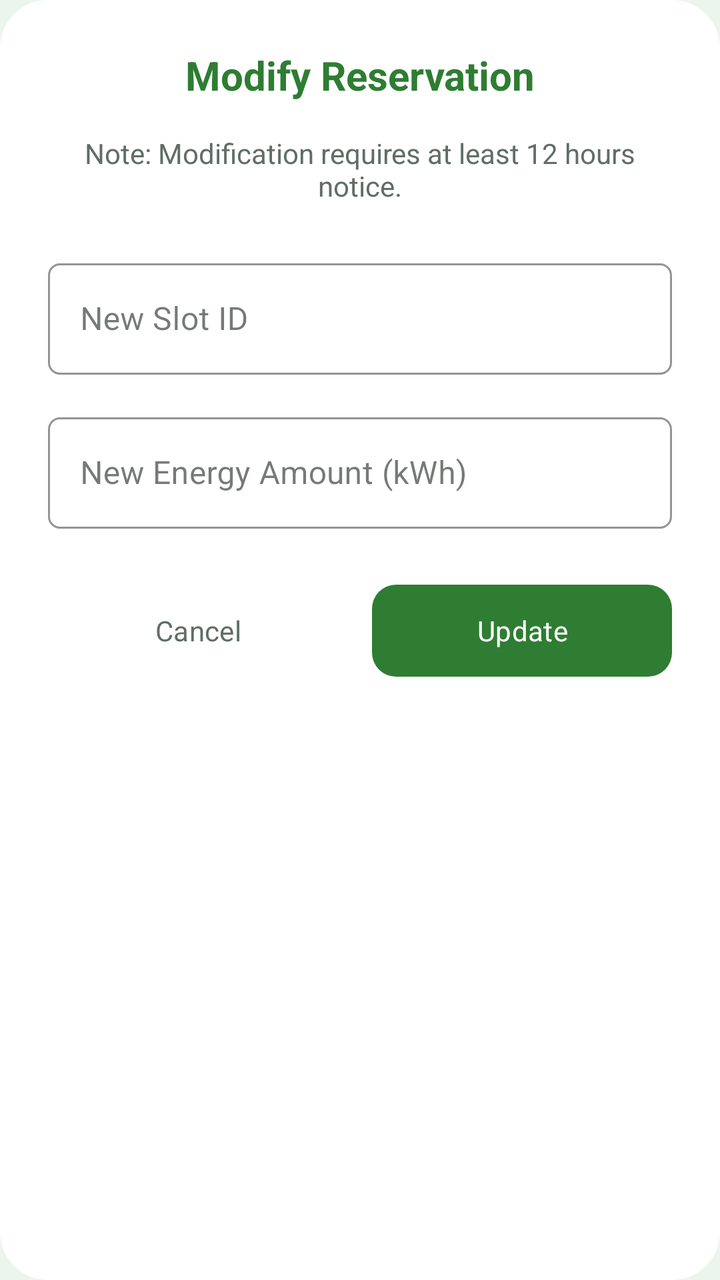
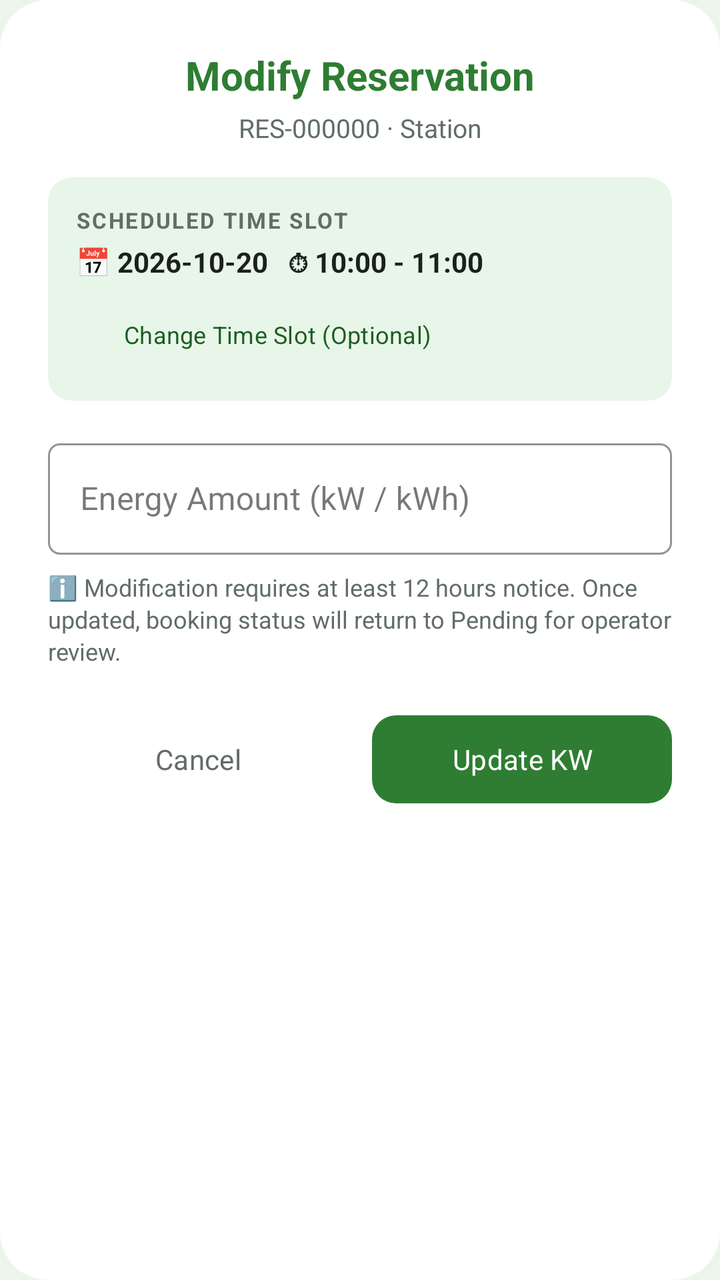

Compare the two renders of this Android layout. The source of the first and the diff that turns it into the second are given below.
<!-- AndroidManifest.xml: application theme Theme.SmartSolar -->
<!-- res/layout/dialog_modify_reservation.xml -->
<?xml version="1.0" encoding="utf-8"?>
<LinearLayout xmlns:android="http://schemas.android.com/apk/res/android"
    xmlns:app="http://schemas.android.com/apk/res-auto"
    android:layout_width="match_parent"
    android:layout_height="wrap_content"
    android:orientation="vertical"
    android:padding="24dp"
    android:background="@drawable/bg_dialog">

    <TextView
        android:layout_width="match_parent"
        android:layout_height="wrap_content"
        android:text="Modify Reservation"
        android:textColor="@color/primary"
        android:textSize="20sp"
        android:textStyle="bold"
        android:gravity="center"
        android:layout_marginBottom="16dp" />

    <TextView
        android:layout_width="match_parent"
        android:layout_height="wrap_content"
        android:text="Note: Modification requires at least 12 hours notice."
        android:textColor="@color/on_surface_variant"
        android:textSize="14sp"
        android:gravity="center"
        android:layout_marginBottom="24dp" />

    <com.google.android.material.textfield.TextInputLayout
        style="@style/Widget.MaterialComponents.TextInputLayout.OutlinedBox"
        android:layout_width="match_parent"
        android:layout_height="wrap_content"
        android:layout_marginBottom="16dp"
        android:hint="New Slot ID"
        app:boxStrokeColor="@color/primary"
        app:hintTextColor="@color/primary">

        <com.google.android.material.textfield.TextInputEditText
            android:id="@+id/etSlotId"
            android:layout_width="match_parent"
            android:layout_height="wrap_content"
            android:inputType="text"
            android:textColor="@color/on_surface" />
    </com.google.android.material.textfield.TextInputLayout>

    <com.google.android.material.textfield.TextInputLayout
        style="@style/Widget.MaterialComponents.TextInputLayout.OutlinedBox"
        android:layout_width="match_parent"
        android:layout_height="wrap_content"
        android:layout_marginBottom="24dp"
        android:hint="New Energy Amount (kWh)"
        app:boxStrokeColor="@color/primary"
        app:hintTextColor="@color/primary">

        <com.google.android.material.textfield.TextInputEditText
            android:id="@+id/etEnergyAmount"
            android:layout_width="match_parent"
            android:layout_height="wrap_content"
            android:inputType="numberDecimal"
            android:textColor="@color/on_surface" />
    </com.google.android.material.textfield.TextInputLayout>

    <LinearLayout
        android:layout_width="match_parent"
        android:layout_height="wrap_content"
        android:orientation="horizontal"
        android:weightSum="2">

        <com.google.android.material.button.MaterialButton
            android:id="@+id/btnCancel"
            style="@style/Widget.Material3.Button.TextButton"
            android:layout_width="0dp"
            android:layout_height="54dp"
            android:layout_weight="1"
            android:text="Cancel"
            android:textColor="@color/on_surface_variant" />

        <com.google.android.material.button.MaterialButton
            android:id="@+id/btnSave"
            android:layout_width="0dp"
            android:layout_height="54dp"
            android:layout_weight="1"
            android:layout_marginStart="12dp"
            android:text="Update"
            android:textColor="@color/on_primary"
            app:backgroundTint="@color/primary"
            app:cornerRadius="12dp" />
    </LinearLayout>
</LinearLayout>
<!-- resources referenced by this layout -->
<resources>
  <color name="on_primary">#FFFFFF</color>
  <color name="on_surface">#1A211D</color>
  <color name="on_surface_variant">#616D66</color>
  <color name="primary">#2E7D32</color>
  <!-- drawable bg_dialog (drawable) -->
  <?xml version="1.0" encoding="utf-8"?>
  <shape xmlns:android="http://schemas.android.com/apk/res/android"
      android:shape="rectangle">
      <solid android:color="@color/surface" />
      <corners android:radius="24dp" />
  </shape>
  <style name="Theme.SmartSolar" parent="Theme.Material3.DayNight.NoActionBar">
          
          <item name="colorPrimary">@color/primary</item>
          <item name="colorOnPrimary">@color/on_primary</item>
          <item name="colorPrimaryContainer">@color/primary_container</item>
          <item name="colorOnPrimaryContainer">@color/on_primary_container</item>
  
          
          <item name="colorSecondary">@color/secondary</item>
          <item name="colorOnSecondary">@color/on_secondary</item>
          <item name="colorSecondaryContainer">@color/secondary_container</item>
          <item name="colorOnSecondaryContainer">@color/on_secondary_container</item>
  
          
          <item name="colorSurface">@color/surface</item>
          <item name="colorOnSurface">@color/on_surface</item>
          <item name="colorSurfaceVariant">@color/surface_variant</item>
          <item name="colorOnSurfaceVariant">@color/on_surface_variant</item>
          <item name="colorOutline">@color/outline</item>
  
          
          <item name="colorError">@color/error</item>
          <item name="colorErrorContainer">@color/error_container</item>
  
          
          <item name="android:windowBackground">@color/bg</item>
          <item name="android:statusBarColor">@color/bg</item>
          <item name="android:navigationBarColor">@color/bg</item>
  
          
          <item name="android:fontFamily">sans-serif</item>
  
          
          <item name="shapeAppearanceSmallComponent">@style/Shape.Small</item>
          <item name="shapeAppearanceMediumComponent">@style/Shape.Medium</item>
          <item name="shapeAppearanceLargeComponent">@style/Shape.Large</item>
      </style>
  <color name="surface">#FFFFFF</color>
  <color name="primary_container">#81C784</color>
  <color name="on_primary_container">#111A14</color>
  <color name="secondary">#62D28E</color>
  <color name="on_secondary">#FFFFFF</color>
  <color name="secondary_container">#E8F5E9</color>
  <color name="on_secondary_container">#1B5E20</color>
  <color name="surface_variant">#EAEEEB</color>
  <color name="outline">#C2C8C4</color>
  <color name="error">#D32F2F</color>
  <color name="error_container">#FFEBEE</color>
  <color name="bg">#EBF5EC</color>
  <style name="Shape.Small" parent="ShapeAppearance.Material3.SmallComponent">
          <item name="cornerSize">6dp</item>
      </style>
  <style name="Shape.Medium" parent="ShapeAppearance.Material3.MediumComponent">
          <item name="cornerSize">10dp</item>
      </style>
  <style name="Shape.Large" parent="ShapeAppearance.Material3.LargeComponent">
          <item name="cornerSize">14dp</item>
      </style>
</resources>

<!-- the commit's change to res/layout/dialog_modify_reservation.xml (unified diff, before → after) -->
@@ -8,6 +8,7 @@
     android:background="@drawable/bg_dialog">
 
     <TextView
+        android:id="@+id/tvModifyTitle"
         android:layout_width="match_parent"
         android:layout_height="wrap_content"
         android:text="Modify Reservation"
@@ -15,40 +16,65 @@
         android:textSize="20sp"
         android:textStyle="bold"
         android:gravity="center"
+        android:layout_marginBottom="4dp" />
+
+    <TextView
+        android:id="@+id/tvModifyCode"
+        android:layout_width="match_parent"
+        android:layout_height="wrap_content"
+        android:text="RES-000000 · Station"
+        android:textColor="@color/on_surface_variant"
+        android:textSize="13sp"
+        android:gravity="center"
         android:layout_marginBottom="16dp" />
 
-    <TextView
+    
+    <LinearLayout
         android:layout_width="match_parent"
         android:layout_height="wrap_content"
-        android:text="Note: Modification requires at least 12 hours notice."
-        android:textColor="@color/on_surface_variant"
-        android:textSize="14sp"
-        android:gravity="center"
-        android:layout_marginBottom="24dp" />
+        android:orientation="vertical"
+        android:background="@drawable/bg_stat_chip"
+        android:padding="14dp"
+        android:layout_marginBottom="16dp">
 
+        <TextView
+            android:layout_width="wrap_content"
+            android:layout_height="wrap_content"
+            android:text="SCHEDULED TIME SLOT"
+            android:textColor="@color/on_surface_variant"
+            android:textSize="11sp"
+            android:textStyle="bold"
+            android:letterSpacing="0.08"
+            android:layout_marginBottom="4dp" />
+
+        <TextView
+            android:id="@+id/tvModifySlot"
+            android:layout_width="match_parent"
+            android:layout_height="wrap_content"
+            android:text="📅 2026-10-20   ⏱ 10:00 - 11:00"
+            android:textColor="@color/on_surface"
+            android:textSize="14sp"
+            android:textStyle="bold"
+            android:layout_marginBottom="8dp" />
+
+        <com.google.android.material.button.MaterialButton
+            android:id="@+id/btnChangeSlot"
+            style="@style/Widget.Material3.Button.TonalButton"
+            android:layout_width="wrap_content"
+            android:layout_height="38dp"
+            android:text="Change Time Slot (Optional)"
+            android:textSize="12sp"
+            app:cornerRadius="8dp" />
+    </LinearLayout>
+
+    
     <com.google.android.material.textfield.TextInputLayout
+        android:id="@+id/tilEnergyAmount"
         style="@style/Widget.MaterialComponents.TextInputLayout.OutlinedBox"
         android:layout_width="match_parent"
         android:layout_height="wrap_content"
-        android:layout_marginBottom="16dp"
-        android:hint="New Slot ID"
-        app:boxStrokeColor="@color/primary"
-        app:hintTextColor="@color/primary">
-
-        <com.google.android.material.textfield.TextInputEditText
-            android:id="@+id/etSlotId"
-            android:layout_width="match_parent"
-            android:layout_height="wrap_content"
-            android:inputType="text"
-            android:textColor="@color/on_surface" />
-    </com.google.android.material.textfield.TextInputLayout>
-
-    <com.google.android.material.textfield.TextInputLayout
-        style="@style/Widget.MaterialComponents.TextInputLayout.OutlinedBox"
-        android:layout_width="match_parent"
-        android:layout_height="wrap_content"
-        android:layout_marginBottom="24dp"
-        android:hint="New Energy Amount (kWh)"
+        android:layout_marginBottom="8dp"
+        android:hint="Energy Amount (kW / kWh)"
         app:boxStrokeColor="@color/primary"
         app:hintTextColor="@color/primary">
 
@@ -60,6 +86,25 @@
             android:textColor="@color/on_surface" />
     </com.google.android.material.textfield.TextInputLayout>
 
+    <TextView
+        android:id="@+id/tvModifyCapacity"
+        android:layout_width="match_parent"
+        android:layout_height="wrap_content"
+        android:text=""
+        android:textColor="@color/on_surface_variant"
+        android:textSize="12sp"
+        android:layout_marginBottom="16dp"
+        android:visibility="gone" />
+
+    <TextView
+        android:layout_width="match_parent"
+        android:layout_height="wrap_content"
+        android:text="ℹ️ Modification requires at least 12 hours notice. Once updated, booking status will return to Pending for operator review."
+        android:textColor="@color/on_surface_variant"
+        android:textSize="12sp"
+        android:lineSpacingExtra="2dp"
+        android:layout_marginBottom="20dp" />
+
     <LinearLayout
         android:layout_width="match_parent"
         android:layout_height="wrap_content"
@@ -70,7 +115,7 @@
             android:id="@+id/btnCancel"
             style="@style/Widget.Material3.Button.TextButton"
             android:layout_width="0dp"
-            android:layout_height="54dp"
+            android:layout_height="52dp"
             android:layout_weight="1"
             android:text="Cancel"
             android:textColor="@color/on_surface_variant" />
@@ -78,10 +123,10 @@
         <com.google.android.material.button.MaterialButton
             android:id="@+id/btnSave"
             android:layout_width="0dp"
-            android:layout_height="54dp"
+            android:layout_height="52dp"
             android:layout_weight="1"
             android:layout_marginStart="12dp"
-            android:text="Update"
+            android:text="Update KW"
             android:textColor="@color/on_primary"
             app:backgroundTint="@color/primary"
             app:cornerRadius="12dp" />
<!-- resource entries referenced after the edit -->
@@ -10,6 +10,13 @@
       android:shape="rectangle">
       <solid android:color="@color/surface" />
       <corners android:radius="24dp" />
+  </shape>
+  <!-- drawable bg_stat_chip (drawable) -->
+  <?xml version="1.0" encoding="utf-8"?>
+  <shape xmlns:android="http://schemas.android.com/apk/res/android"
+      android:shape="rectangle">
+      <solid android:color="@color/primary_light" />
+      <corners android:radius="12dp" />
   </shape>
   <style name="Theme.SmartSolar" parent="Theme.Material3.DayNight.NoActionBar">
           
@@ -49,6 +56,7 @@
           <item name="shapeAppearanceLargeComponent">@style/Shape.Large</item>
       </style>
   <color name="surface">#FFFFFF</color>
+  <color name="primary_light">#E8F5E9</color>
   <color name="primary_container">#81C784</color>
   <color name="on_primary_container">#111A14</color>
   <color name="secondary">#62D28E</color>
